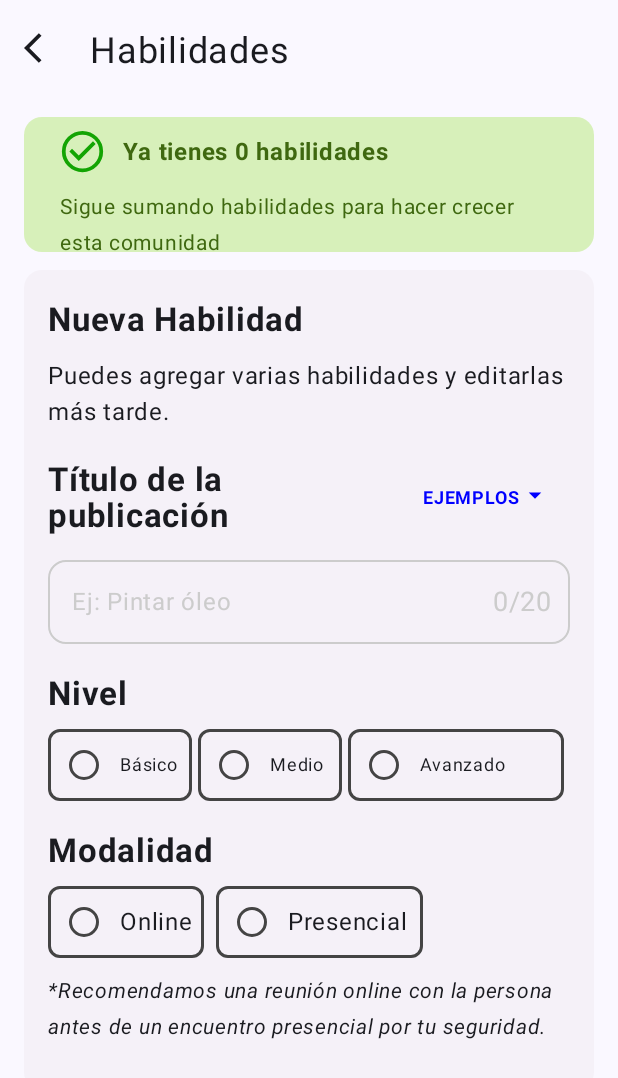
After one commit to AdoptaUnJuniorPlatform/GT-Helphub-Android, an Android app built with Jetpack Compose: the composable NewSkillScreen1 shown on its own in the app's theme, on a phone screen of 412 x 824 dp. The commit adds this screen. Shown: the top 1078 px of the screen. Run offline under Robolectric (Android 15) with nearby library versions, the phone set to English and light mode, and no system bars; our stand-ins replace Dagger/Hilt's generated code; network calls fail.

Commit message:
Add Skill to profile done

```diff
--- a/app/src/main/java/com/alejandro/helphub/MainScreen.kt
+++ b/app/src/main/java/com/alejandro/helphub/MainScreen.kt
@@ -74,7 +74,10 @@ fun MainScreen(
             currentDestination != BottomBarScreen.ProfileSetupStep3.route &&
             currentDestination != BottomBarScreen.ProfileSetupStep4a.route &&
             currentDestination != BottomBarScreen.ProfileSetupStep4b.route &&
-            currentDestination != BottomBarScreen.ProfileSetupStep5.route)
+            currentDestination != BottomBarScreen.ProfileSetupStep5.route &&
+            currentDestination != BottomBarScreen.NewSkillScreen1.route &&
+            currentDestination != BottomBarScreen.NewSkillScreen2.route )
+
         {
             BottomBar(
                 navController =navController,
--- /dev/null
+++ b/app/src/main/java/com/alejandro/helphub/presentation/profile/NewSkillScreen1.kt
@@ -0,0 +1,476 @@
+package com.alejandro.helphub.presentation.profile
+
+import androidx.compose.animation.AnimatedVisibility
+import androidx.compose.animation.expandVertically
+import androidx.compose.animation.fadeIn
+import androidx.compose.animation.fadeOut
+import androidx.compose.animation.shrinkVertically
+import androidx.compose.foundation.BorderStroke
+import androidx.compose.foundation.Image
+import androidx.compose.foundation.background
+import androidx.compose.foundation.border
+import androidx.compose.foundation.clickable
+import androidx.compose.foundation.layout.Arrangement
+import androidx.compose.foundation.layout.Box
+import androidx.compose.foundation.layout.Column
+import androidx.compose.foundation.layout.Row
+import androidx.compose.foundation.layout.Spacer
+import androidx.compose.foundation.layout.fillMaxSize
+import androidx.compose.foundation.layout.fillMaxWidth
+import androidx.compose.foundation.layout.height
+import androidx.compose.foundation.layout.offset
+import androidx.compose.foundation.layout.padding
+import androidx.compose.foundation.layout.size
+import androidx.compose.foundation.layout.statusBarsPadding
+import androidx.compose.foundation.layout.width
+import androidx.compose.foundation.layout.wrapContentSize
+import androidx.compose.foundation.layout.wrapContentWidth
+import androidx.compose.foundation.lazy.LazyColumn
+import androidx.compose.foundation.lazy.rememberLazyListState
+import androidx.compose.foundation.shape.RoundedCornerShape
+import androidx.compose.material.icons.Icons
+import androidx.compose.material.icons.automirrored.filled.ArrowBack
+import androidx.compose.material.icons.automirrored.filled.ArrowBackIos
+import androidx.compose.material.icons.filled.ArrowBackIos
+import androidx.compose.material.icons.filled.ArrowBackIosNew
+import androidx.compose.material.icons.filled.ArrowDropDown
+import androidx.compose.material.icons.filled.ArrowDropUp
+import androidx.compose.material3.Button
+import androidx.compose.material3.ButtonDefaults
+import androidx.compose.material3.Card
+import androidx.compose.material3.CardDefaults
+import androidx.compose.material3.Icon
+import androidx.compose.material3.IconButtonDefaults
+import androidx.compose.material3.MaterialTheme
+import androidx.compose.material3.OutlinedTextField
+import androidx.compose.material3.OutlinedTextFieldDefaults
+import androidx.compose.material3.RadioButtonDefaults
+import androidx.compose.material3.Scaffold
+import androidx.compose.material3.Text
+import androidx.compose.runtime.Composable
+import androidx.compose.runtime.collectAsState
+import androidx.compose.runtime.getValue
+import androidx.compose.runtime.mutableStateOf
+import androidx.compose.runtime.remember
+import androidx.compose.runtime.setValue
+import androidx.compose.ui.Alignment
+import androidx.compose.ui.Modifier
+import androidx.compose.ui.draw.clip
+import androidx.compose.ui.graphics.Color
+import androidx.compose.ui.res.painterResource
+import androidx.compose.ui.res.stringResource
+import androidx.compose.ui.text.font.FontStyle
+import androidx.compose.ui.text.font.FontWeight
+import androidx.compose.ui.tooling.preview.Preview
+import androidx.compose.ui.unit.dp
+import androidx.compose.ui.unit.sp
+import androidx.compose.ui.zIndex
+import androidx.navigation.NavHostController
+import com.alejandro.helphub.R
+import com.alejandro.helphub.presentation.navigation.BottomBarScreen
+
+@Composable
+fun NewSkillScreen1(
+    profileViewModel: ProfileViewModel,
+    navController:NavHostController
+) {
+    var showCard by remember { mutableStateOf(false) }
+//var isNewSkillScreen2 enabled
+
+    Scaffold(topBar = {
+        Row(modifier = Modifier
+            .padding(top = 20.dp)
+            .statusBarsPadding()) {
+            Spacer(modifier = Modifier.width(16.dp))
+            Icon(imageVector = Icons.AutoMirrored.Filled.ArrowBackIos, contentDescription ="",
+                Modifier.clickable { navController.navigate(BottomBarScreen.Profile) } )
+            Spacer(modifier = Modifier.width(20.dp))
+            Text(text = "Habilidades", fontSize = 24.sp)
+        }
+
+    }) { innerPadding ->
+        Box(
+            modifier = Modifier
+                .fillMaxSize()
+                .padding(
+                    top = innerPadding.calculateTopPadding(),
+                    start = 16.dp,
+                    end = 16.dp,
+                    bottom = 16.dp
+                )
+        ) {
+            Column(
+
+                modifier = Modifier
+                    .fillMaxWidth()
+                    .zIndex(0f)
+            ) {
+                Spacer(modifier = Modifier.height(30.dp))
+                SkillCounterCard(profileViewModel)
+                Spacer(modifier = Modifier.height(12.dp))
+                Card( colors = CardDefaults.cardColors(containerColor = Color(0x0FA58E8E))){
+                    Column(modifier=Modifier.padding(horizontal = 16.dp)){
+                        Spacer(modifier = Modifier.height(20.dp))
+                        NewSkill()
+                        Spacer(modifier = Modifier.height(20.dp))
+                        NewPostTitle(profileViewModel,showCard = showCard,onShowCardChange={showCard=it})
+                        Spacer(modifier = Modifier.height(20.dp))
+                        NewSkillLevel(profileViewModel)
+                        Spacer(modifier = Modifier.height(20.dp))
+                        NewSkillMode(profileViewModel)
+                        Spacer(modifier = Modifier.height(30.dp))
+                    }
+                }
+                Spacer(modifier = Modifier.height(100.dp))
+                NextButton(onNextClick = {navController.navigate(BottomBarScreen.NewSkillScreen2.route)}, enabled = true)
+            }
+        }
+    }
+}
+
+@Composable
+fun NextButton( onNextClick: () -> Unit,
+                enabled: Boolean) {
+    Row(
+        modifier = Modifier
+            .fillMaxWidth(),
+        horizontalArrangement = Arrangement.End
+    ) {
+
+        Button(
+            onClick = { onNextClick() },
+            enabled = enabled,
+            modifier = Modifier
+                .align(Alignment.CenterVertically)
+                .wrapContentWidth(),
+            shape = RoundedCornerShape(12.dp),
+            colors = ButtonDefaults.buttonColors(
+                containerColor = Color.Transparent,
+                disabledContainerColor = Color.Transparent
+            ),
+            border = BorderStroke(
+                1.dp,
+                color = if (enabled) Color.Blue else Color.LightGray
+            )
+        ) {
+            Text(
+                text = stringResource(id = R.string.next),
+                color = if (enabled) Color.Blue else Color.LightGray
+            )
+        }
+    }
+}
+
+@Composable
+fun SkillCounterCard(profileViewModel: ProfileViewModel) {
+    val skillDataList by profileViewModel.skillDataList.collectAsState()
+    Box(
+        modifier = Modifier
+            .fillMaxWidth()
+            .height(90.dp)
+            .clip(shape = RoundedCornerShape(12.dp))
+            .background(color = Color(0x4F87DF21))
+    ) {
+        Column(modifier = Modifier.padding(horizontal = 24.dp)) {
+            Spacer(modifier = Modifier.height(8.dp))
+            Row {
+                Image(
+                    painter = painterResource(id = R.drawable.ic_success_green),
+                    contentDescription = stringResource(id = R.string.success),
+                    modifier = Modifier.size(30.dp)
+                )
+                Spacer(modifier = Modifier.width(12.dp))
+                Text(
+                    text = "Ya tienes ${skillDataList.size} habilidades",
+                    fontSize = 16.sp,
+                    fontWeight = FontWeight.Bold,
+                    color = Color(0xFF3F6810),
+                    modifier = Modifier.align(
+                        Alignment.CenterVertically
+                    )
+                )
+            }
+            Spacer(modifier = Modifier.height(10.dp))
+            Row {
+                Text(
+                    text = "Sigue sumando habilidades para hacer crecer esta comunidad",
+                    fontSize = 14.sp,
+                    color = Color(0xFF3F6810)
+                )
+            }
+        }
+    }
+}
+
+@Composable
+fun NewSkillMode(profileViewModel: ProfileViewModel) {
+    val skillData by profileViewModel.skillData.collectAsState()
+    var selectedItem by remember { mutableStateOf(skillData.mode ?: "") }
+    Row {
+        Text(
+            text = stringResource(id = R.string.mode),
+            fontSize = 22.sp,
+            modifier = Modifier.align(Alignment.CenterVertically),
+            fontWeight = FontWeight.Bold
+        )
+    }
+    Spacer(modifier = Modifier.height(10.dp))
+    Row {
+        Box(modifier = Modifier.weight(1f)) {
+            RadioButton(
+                text = stringResource(id = R.string.online),
+                selectedItem = selectedItem,
+                onItemSelected = {
+                    selectedItem = it
+                    profileViewModel.updateLearningMode(it)
+                },
+            )
+        }
+        Box(modifier = Modifier.weight(1.3f)) {
+            RadioButton(
+                text = stringResource(id = R.string.face_to_face),
+                selectedItem = selectedItem,
+                onItemSelected = {
+                    selectedItem = it
+                    profileViewModel.updateLearningMode(it)
+                })
+        }
+        Box(modifier = Modifier.weight(0.8f))
+    }
+    Spacer(modifier = Modifier.height(10.dp))
+    Row {
+        Text(
+            text = stringResource(id = R.string.warning),
+            fontSize = 14.sp, fontStyle = FontStyle.Italic
+        )
+    }
+}
+
+@Composable
+fun NewSkillLevel(profileViewModel: ProfileViewModel) {
+     val skillData by profileViewModel.skillData.collectAsState()
+    var selectedItem by remember { mutableStateOf(skillData.level ?: "") }
+    Row {
+        Text(
+            text = stringResource(id = R.string.level),
+            fontSize = 22.sp,
+            modifier = Modifier.align(Alignment.CenterVertically),
+            fontWeight = FontWeight.Bold
+        )
+    }
+    Spacer(modifier = Modifier.height(10.dp))
+    Row {
+        Box(modifier = Modifier.width(100.dp)) {
+            NewSkillRadioButton(
+                text = stringResource(id = R.string.basic),
+                selectedItem = selectedItem,
+                onItemSelected = {
+                    selectedItem = it
+                    profileViewModel.updateSelectedLevel(it)
+                },
+            )
+        }
+        Box(modifier = Modifier.width(100.dp)) {
+            NewSkillRadioButton(
+                text = stringResource(id = R.string.amateur),
+                selectedItem = selectedItem,
+                onItemSelected = {
+                    selectedItem = it
+                    profileViewModel.updateSelectedLevel(it)
+                })
+        }
+        Box(modifier = Modifier.width(160.dp)) {
+            NewSkillRadioButton(
+                text = stringResource(id = R.string.advanced),
+                selectedItem = selectedItem,
+                onItemSelected = {
+                    selectedItem = it
+                    profileViewModel.updateSelectedLevel(it)
+                })
+        }
+    }
+}
+
+
+@Composable
+fun NewSkillRadioButton(
+    text: String,
+    selectedItem: String,
+    onItemSelected: (String) -> Unit
+) {
+    Row(
+        modifier = Modifier
+            .width(170.dp)
+            .padding(end = 4.dp)
+            .border(
+                width = 2.dp,
+                color = if (selectedItem == text) Color.Blue else Color.DarkGray,
+                shape = RoundedCornerShape(8.dp)
+            )
+    ) {
+        androidx.compose.material3.RadioButton(
+            selected = (selectedItem == text),
+            onClick = { onItemSelected(text) },
+            colors = RadioButtonDefaults.colors(
+                selectedColor = Color.Blue,
+                unselectedColor = Color.DarkGray
+            )
+        )
+        Text(
+            text = text,fontSize=12.sp,
+            modifier = Modifier
+                .align(Alignment.CenterVertically)
+        )
+        Spacer(modifier = Modifier.width(10.dp))
+    }
+}
+
+@Composable
+fun NewPostTitle(
+    profileViewModel: ProfileViewModel,
+    showCard: Boolean,
+    onShowCardChange: (Boolean) -> Unit
+) {
+    val skillData by profileViewModel.skillData.collectAsState()
+    Row(
+        modifier = Modifier
+            .fillMaxWidth()
+    ) {
+        Column(modifier=Modifier.width(150.dp)){
+            Text(
+                text = stringResource(id = R.string.post_title),
+                fontSize = 22.sp,
+              //  modifier = Modifier.align(Alignment.CenterVertically),
+                fontWeight = FontWeight.Bold
+            )
+        }
+        Spacer(modifier = Modifier.width(100.dp))
+        Box(modifier = Modifier
+            .align(Alignment.CenterVertically)
+            .clickable { onShowCardChange(!showCard) }) {
+            Row(horizontalArrangement = Arrangement.End) {
+                Text(
+                    text = stringResource(id = R.string.post_title_examples_dialog).uppercase(),
+                    color = Color.Blue,
+                    fontSize = 12.sp,
+                    fontWeight = FontWeight.Bold,
+                    modifier = Modifier.align(Alignment.CenterVertically)
+                )
+                Icon(
+                    imageVector =
+                    if (showCard) Icons.Default.ArrowDropUp else Icons.Default.ArrowDropDown,
+                    contentDescription = stringResource(
+                        id = R.string.post_title_examples_dialog
+                    ).uppercase(),
+                    tint = Color.Blue,
+                    modifier = Modifier
+                        .size(20.dp)
+                )
+            }
+        }
+    }
+    Spacer(modifier = Modifier.height(10.dp))
+    AnimatedVisibility(
+        visible = showCard,
+        enter = expandVertically(expandFrom = Alignment.Top) + fadeIn(),
+        exit = shrinkVertically(shrinkTowards = Alignment.Top) + fadeOut()
+    ) {
+        Card(
+            modifier = Modifier
+                .fillMaxWidth()
+                .padding(vertical = 8.dp),
+            shape = RoundedCornerShape(12.dp),
+            colors = CardDefaults.cardColors(containerColor = Color(0xFFEEF1FF))
+        ) {
+            Column(modifier = Modifier.padding(16.dp)) {
+                Text(
+                    text = stringResource(id = R.string.title_post_dialog),
+                    fontSize = 16.sp,
+                    fontWeight = FontWeight.Bold,
+                    color = Color.Black
+                )
+                Spacer(modifier = Modifier.height(12.dp))
+                Text(
+                    text = stringResource(id = R.string.meditation_dialog),
+                    fontSize = 14.sp,
+                    color = Color.DarkGray
+                )
+                Spacer(modifier = Modifier.height(12.dp))
+                Text(
+                    text = stringResource(id = R.string.cv_dialog),
+                    fontSize = 14.sp,
+                    color = Color.DarkGray
+                )
+                Spacer(modifier = Modifier.height(12.dp))
+                Text(
+                    text = stringResource(id = R.string.cooking_dialog),
+                    fontSize = 14.sp,
+                    color = Color.DarkGray
+                )
+                Spacer(modifier = Modifier.height(12.dp))
+                Text(
+                    text = stringResource(id = R.string.gym_dialog),
+                    fontSize = 14.sp,
+                    color = Color.DarkGray
+                )
+                Spacer(modifier = Modifier.height(12.dp))
+            }
+        }
+    }
+    Spacer(modifier = Modifier.height(6.dp))
+    Box(
+        modifier = Modifier
+            .fillMaxWidth()
+    ) {
+        OutlinedTextField(
+            value = skillData.title,
+            singleLine = true,
+            onValueChange = {
+
+                if (it.length <= 20) {
+                profileViewModel.updatePostTitle(it)
+                }
+            },
+            placeholder = {
+                Text(
+                    stringResource(id = R.string.skill_placeholder),
+                    modifier = Modifier.align(Alignment.Center)
+                )
+            },
+            modifier = Modifier
+                .fillMaxWidth(),
+            shape = RoundedCornerShape(12.dp),
+            colors = OutlinedTextFieldDefaults.colors(
+                focusedTextColor = Color.Black,
+                unfocusedTextColor = Color.LightGray,
+                focusedPlaceholderColor = Color.LightGray,
+                unfocusedPlaceholderColor = Color.LightGray,
+                focusedContainerColor = Color.Transparent,
+                unfocusedContainerColor = Color.Transparent,
+                focusedBorderColor = Color.LightGray,
+                unfocusedBorderColor = Color.LightGray
+            )
+        )
+        Text(
+            text = stringResource(
+                id = R.string.character_limit_twenty,
+                skillData.title.length
+            ), fontSize = 18.sp,
+            modifier = Modifier
+                .align(Alignment.CenterEnd)
+                .padding(end = 12.dp),
+            color = Color.LightGray,
+            style = MaterialTheme.typography.bodySmall
+        )
+    }
+}
+
+@Composable
+fun NewSkill() {
+    Text(text = "Nueva Habilidad", fontSize = 22.sp, fontWeight = FontWeight.Bold)
+    Spacer(modifier = Modifier.height(12.dp))
+    Text(
+        text = "Puedes agregar varias habilidades y editarlas más tarde.",
+        fontSize = 16.sp
+    )
+}
```
Also changed, not shown: app/src/main/java/com/alejandro/helphub/presentation/navigation/BottomBarScreen.kt (+8 -0 lines), app/src/main/java/com/alejandro/helphub/presentation/navigation/BottomNavGraph.kt (+15 -15 lines), app/src/main/java/com/alejandro/helphub/presentation/profile/NewSkillScreen2.kt (added, +182 -0 lines), app/src/main/java/com/alejandro/helphub/presentation/profile/ProfileScreen.kt (+8 -6 lines).
